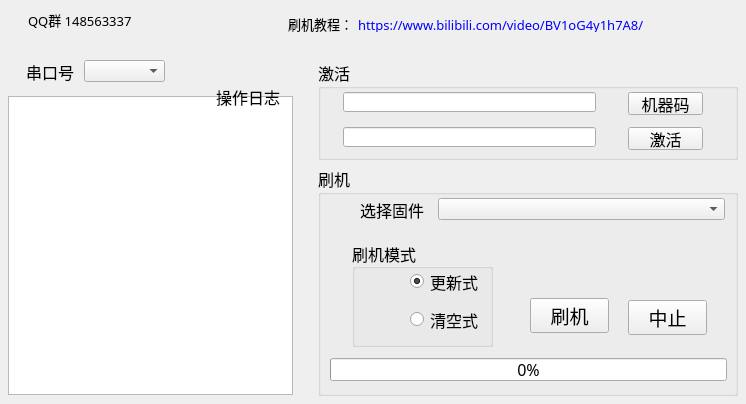
Qt form Tool/QT/download.ui (ClimbSnail/SnailHeater) before a commit.
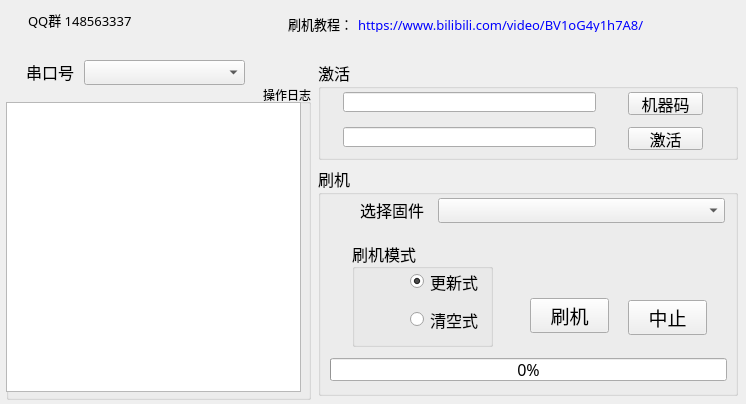
The same form after that commit. Icons and pictures are not drawn.

Patch:
```diff
--- a/Tool/QT/download.ui
+++ b/Tool/QT/download.ui
@@ -23,8 +23,8 @@
     <rect>
      <x>84</x>
      <y>60</y>
-     <width>81</width>
-     <height>22</height>
+     <width>161</width>
+     <height>25</height>
     </rect>
    </property>
    <property name="layoutDirection">
@@ -112,35 +112,6 @@
     <bool>false</bool>
    </property>
   </widget>
-  <widget class="QTextBrowser" name="LogInfoTextBrowser">
-   <property name="geometry">
-    <rect>
-     <x>8</x>
-     <y>96</y>
-     <width>285</width>
-     <height>299</height>
-    </rect>
-   </property>
-  </widget>
-  <widget class="QLabel" name="LogInfoNamelabel">
-   <property name="geometry">
-    <rect>
-     <x>216</x>
-     <y>82</y>
-     <width>67</width>
-     <height>29</height>
-    </rect>
-   </property>
-   <property name="font">
-    <font>
-     <family>微软雅黑</family>
-     <pointsize>12</pointsize>
-    </font>
-   </property>
-   <property name="text">
-    <string>操作日志</string>
-   </property>
-  </widget>
   <widget class="QLabel" name="LinkInfolabel">
    <property name="geometry">
     <rect>
@@ -196,7 +167,7 @@
       <x>120</x>
       <y>32</y>
       <width>287</width>
-      <height>22</height>
+      <height>25</height>
      </rect>
     </property>
    </widget>
@@ -408,6 +379,32 @@
     </property>
    </widget>
   </widget>
+  <widget class="QGroupBox" name="LogInfoGroupBox">
+   <property name="geometry">
+    <rect>
+     <x>6</x>
+     <y>84</y>
+     <width>305</width>
+     <height>316</height>
+    </rect>
+   </property>
+   <property name="title">
+    <string>操作日志</string>
+   </property>
+   <property name="alignment">
+    <set>Qt::AlignRight|Qt::AlignTrailing|Qt::AlignVCenter</set>
+   </property>
+   <widget class="QTextBrowser" name="LogInfoTextBrowser">
+    <property name="geometry">
+     <rect>
+      <x>0</x>
+      <y>18</y>
+      <width>295</width>
+      <height>290</height>
+     </rect>
+    </property>
+   </widget>
+  </widget>
  </widget>
  <resources>
   <include location="apprcc.qrc"/>
```
Left out of the diff: 4 changed lines with no effect on the pictures.
